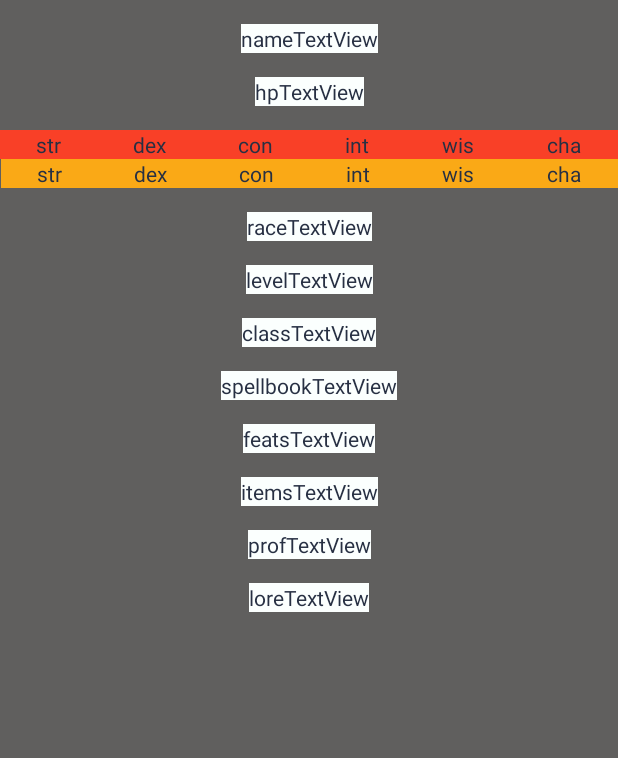
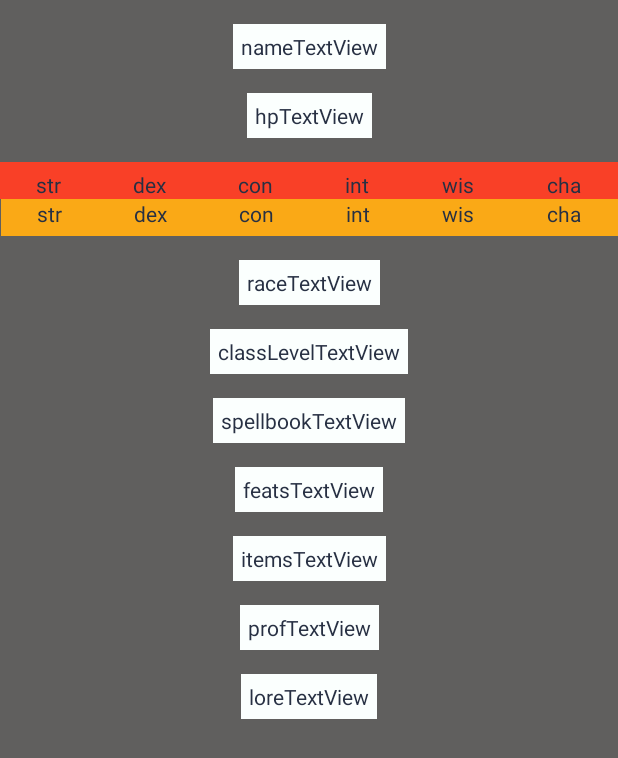
Before and after one commit to henrykeane/DnDeploy, an Android app: the layout activity_view_character.xml on its own in the app's theme, with its tools: preview values and no code run, on a phone screen of 412 x 824 dp. Shown: the top 758 px of the screen. Run offline under Robolectric (Android 15) with nearby library versions, the phone set to English and light mode, and no system bars.

Commit message:
Cleanup Character Detail Page
The xml is still kinda funky but functionality is 1st priority

```diff
--- a/app/src/main/java/com/example/dndeploy/Character.kt
+++ b/app/src/main/java/com/example/dndeploy/Character.kt
@@ -8,7 +8,7 @@ data class Character(val name:String?=null,
                      val stats:CharacterStats?=null,
                      val race:String?=null,
                      val level:String?=null,
-                     @Json(name="class")val characterClass:String?=null,
+                     val characterClass:String?=null,
                      val spellbook:List<String>,
                      val feats:List<String>,
                      val items:List<String>,
--- a/app/src/main/java/com/example/dndeploy/MainActivity.kt
+++ b/app/src/main/java/com/example/dndeploy/MainActivity.kt
@@ -43,8 +43,8 @@ fun run(ownerID:String): MutableList<String>{
 //        .addFormDataPart("ownerID",ownerID)
 //        .build()
     val request = Request.Builder()
-//        .url("http://192.168.0.6:3000/conTest")
-        .url("http://10.0.2.2:3000/conTest")
+//        .url("http://192.168.0.6:3000/retrieveCharacters")
+        .url("http://10.0.2.2:3000/retrieveCharacters")
 //        .post(requestBody)
         .build()
     client.newCall(request).execute().use { response ->
--- a/app/src/main/res/layout/activity_view_character.xml
+++ b/app/src/main/res/layout/activity_view_character.xml
@@ -13,6 +13,7 @@
         android:layout_height="wrap_content"
         android:layout_marginTop="16dp"
         android:background="#fbfffe"
+        android:padding="8px"
         android:text="loreTextView"
         android:textColor="#273043"
         app:layout_constraintEnd_toEndOf="parent"
@@ -25,6 +26,7 @@
         android:layout_height="wrap_content"
         android:layout_marginTop="16dp"
         android:background="#fbfffe"
+        android:padding="8px"
         android:text="itemsTextView"
         android:textColor="#273043"
         app:layout_constraintEnd_toEndOf="parent"
@@ -32,24 +34,13 @@
         app:layout_constraintTop_toBottomOf="@+id/featsTextView" />
 
     <TextView
-        android:id="@+id/characterClassTextView"
+        android:id="@+id/classLevelTextView"
         android:layout_width="wrap_content"
         android:layout_height="wrap_content"
         android:layout_marginTop="16dp"
         android:background="#fbfffe"
-        android:text="classTextView"
-        android:textColor="#273043"
-        app:layout_constraintEnd_toEndOf="parent"
-        app:layout_constraintStart_toStartOf="parent"
-        app:layout_constraintTop_toBottomOf="@+id/levelTextView" />
-
-    <TextView
-        android:id="@+id/levelTextView"
-        android:layout_width="wrap_content"
-        android:layout_height="wrap_content"
-        android:layout_marginTop="16dp"
-        android:background="#fbfffe"
-        android:text="levelTextView"
+        android:padding="8px"
+        android:text="classLevelTextView"
         android:textColor="#273043"
         app:layout_constraintEnd_toEndOf="parent"
         app:layout_constraintStart_toStartOf="parent"
@@ -61,6 +52,7 @@
         android:layout_height="wrap_content"
         android:layout_marginTop="16dp"
         android:background="#fbfffe"
+        android:padding="8px"
         android:text="raceTextView"
         android:textColor="#273043"
         app:layout_constraintEnd_toEndOf="parent"
@@ -73,11 +65,12 @@
         android:layout_height="wrap_content"
         android:layout_marginTop="16dp"
         android:background="#fbfffe"
+        android:padding="8px"
         android:text="spellbookTextView"
         android:textColor="#273043"
         app:layout_constraintEnd_toEndOf="parent"
         app:layout_constraintStart_toStartOf="parent"
-        app:layout_constraintTop_toBottomOf="@+id/characterClassTextView" />
+        app:layout_constraintTop_toBottomOf="@+id/classLevelTextView" />
 
     <TextView
         android:id="@+id/profTextView"
@@ -85,6 +78,7 @@
         android:layout_height="wrap_content"
         android:layout_marginTop="16dp"
         android:background="#fbfffe"
+        android:padding="8px"
         android:text="profTextView"
         android:textColor="#273043"
         app:layout_constraintEnd_toEndOf="parent"
@@ -97,6 +91,7 @@
         android:layout_height="wrap_content"
         android:layout_marginTop="16dp"
         android:background="#fbfffe"
+        android:padding="8px"
         android:text="hpTextView"
         android:textColor="#273043"
         app:layout_constraintEnd_toEndOf="parent"
@@ -109,6 +104,7 @@
         android:layout_height="wrap_content"
         android:layout_marginTop="16dp"
         android:background="#fbfffe"
+        android:padding="8px"
         android:text="featsTextView"
         android:textColor="#273043"
         app:layout_constraintEnd_toEndOf="parent"
@@ -121,6 +117,7 @@
         android:layout_height="wrap_content"
         android:layout_marginTop="16dp"
         android:background="#fbfffe"
+        android:padding="8px"
         android:text="nameTextView"
         android:textColor="#273043"
         app:layout_constraintEnd_toEndOf="parent"
@@ -133,7 +130,9 @@
         android:layout_height="wrap_content"
         android:layout_marginTop="16dp"
         android:background="#f94027"
+        android:gravity="center"
         android:orientation="horizontal"
+        android:paddingTop="8px"
         app:layout_constraintEnd_toEndOf="parent"
         app:layout_constraintStart_toStartOf="parent"
         app:layout_constraintTop_toBottomOf="@+id/hpTextView">
@@ -198,7 +197,9 @@
         android:layout_width="411dp"
         android:layout_height="wrap_content"
         android:background="#faa916"
+        android:gravity="center"
         android:orientation="horizontal"
+        android:paddingBottom="8px"
         app:layout_constraintEnd_toEndOf="parent"
         app:layout_constraintStart_toStartOf="parent"
         app:layout_constraintTop_toBottomOf="@+id/titleLinearLayout">
@@ -207,6 +208,7 @@
             android:id="@+id/strTextView"
             android:layout_width="wrap_content"
             android:layout_height="wrap_content"
+            android:layout_gravity="center"
             android:layout_weight="1"
             android:gravity="center"
             android:text="str"
@@ -216,6 +218,7 @@
             android:id="@+id/dexTextView"
             android:layout_width="wrap_content"
             android:layout_height="wrap_content"
+            android:layout_gravity="center"
             android:layout_weight="1"
             android:gravity="center"
             android:text="dex"
@@ -225,6 +228,7 @@
             android:id="@+id/conTextView"
             android:layout_width="wrap_content"
             android:layout_height="wrap_content"
+            android:layout_gravity="center"
             android:layout_weight="1"
             android:gravity="center"
             android:text="con"
@@ -234,6 +238,7 @@
             android:id="@+id/intTextView"
             android:layout_width="wrap_content"
             android:layout_height="wrap_content"
+            android:layout_gravity="center"
             android:layout_weight="1"
             android:gravity="center"
             android:text="int"
@@ -243,7 +248,9 @@
             android:id="@+id/wisTextView"
             android:layout_width="wrap_content"
             android:layout_height="wrap_content"
+            android:layout_gravity="center"
             android:layout_weight="1"
+            android:foregroundGravity="center"
             android:gravity="center"
             android:text="wis"
             android:textColor="#273043" />
@@ -252,6 +259,7 @@
             android:id="@+id/chaTextView"
             android:layout_width="wrap_content"
             android:layout_height="wrap_content"
+            android:layout_gravity="center"
             android:layout_weight="1"
             android:gravity="center"
             android:text="cha"
```
Also changed, not shown: app/src/main/java/com/example/dndeploy/ViewCharacterActivity.kt (+47 -16 lines).
